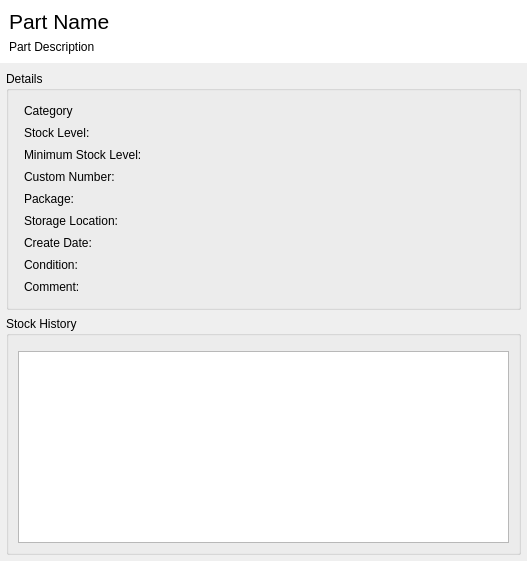
Qt form src/partdetailsview.ui (jassuncao/myparts) before a commit.
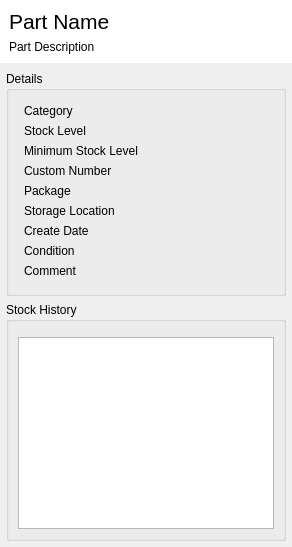
The same form after that commit. Custom widgets are drawn as their Qt base class.

Commit message: * Removal of unused classes * Attempts to fix some resizing issues * Adds a eliding label used in the details view

The edit to the form file:
```diff
--- a/src/partdetailsview.ui
+++ b/src/partdetailsview.ui
@@ -2,20 +2,9 @@
 <ui version="4.0">
  <class>PartDetailsView</class>
  <widget class="QWidget" name="PartDetailsView">
-  <property name="geometry">
-   <rect>
-    <x>0</x>
-    <y>0</y>
-    <width>527</width>
-    <height>561</height>
-   </rect>
-  </property>
   <property name="windowTitle">
    <string>Form</string>
   </property>
-  <property name="styleSheet">
-   <string notr="true"/>
-  </property>
   <layout class="QVBoxLayout" name="verticalLayout_2">
    <property name="leftMargin">
     <number>0</number>
@@ -31,6 +20,12 @@
    </property>
    <item>
     <widget class="QWidget" name="widget_8" native="true">
+     <property name="sizePolicy">
+      <sizepolicy hsizetype="Minimum" vsizetype="Preferred">
+       <horstretch>0</horstretch>
+       <verstretch>0</verstretch>
+      </sizepolicy>
+     </property>
      <property name="autoFillBackground">
       <bool>false</bool>
      </property>
@@ -56,16 +51,6 @@
         </property>
        </widget>
       </item>
-      <item row="2" column="0">
-       <widget class="QLabel" name="partDescriptionLabel">
-        <property name="text">
-         <string>Part Description</string>
-        </property>
-        <property name="margin">
-         <number>0</number>
-        </property>
-       </widget>
-      </item>
       <item row="0" column="1">
        <widget class="QDialogButtonBox" name="partActionsButtonBox">
         <property name="enabled">
@@ -79,6 +64,19 @@
         </property>
        </widget>
       </item>
+      <item row="2" column="0" colspan="2">
+       <widget class="ElidingLabel" name="partDescriptionLabel">
+        <property name="sizePolicy">
+         <sizepolicy hsizetype="Ignored" vsizetype="Preferred">
+          <horstretch>0</horstretch>
+          <verstretch>0</verstretch>
+         </sizepolicy>
+        </property>
+        <property name="text">
+         <string>Part Description</string>
+        </property>
+       </widget>
+      </item>
      </layout>
     </widget>
    </item>
@@ -104,16 +102,7 @@
        <layout class="QVBoxLayout" name="verticalLayout_4">
         <item>
          <widget class="GridWidget" name="widget" native="true">
-          <layout class="QFormLayout" name="formLayout">
-           <property name="labelAlignment">
-            <set>Qt::AlignLeading|Qt::AlignLeft|Qt::AlignVCenter</set>
-           </property>
-           <property name="horizontalSpacing">
-            <number>8</number>
-           </property>
-           <property name="verticalSpacing">
-            <number>8</number>
-           </property>
+          <layout class="QGridLayout" name="gridLayout_2" columnstretch="0,1">
            <property name="leftMargin">
             <number>6</number>
            </property>
@@ -124,7 +113,10 @@
             <number>6</number>
            </property>
            <property name="bottomMargin">
-            <number>4</number>
+            <number>6</number>
+           </property>
+           <property name="spacing">
+            <number>6</number>
            </property>
            <item row="0" column="0">
             <widget class="QLabel" name="label_2">
@@ -134,7 +126,7 @@
             </widget>
            </item>
            <item row="0" column="1">
-            <widget class="QLabel" name="partCategoryLabel">
+            <widget class="ElidingLabel" name="partCategoryLabel">
              <property name="text">
               <string/>
              </property>
@@ -143,33 +135,12 @@
            <item row="1" column="0">
             <widget class="QLabel" name="label_4">
              <property name="text">
-              <string>Stock Level:</string>
+              <string>Stock Level</string>
              </property>
             </widget>
            </item>
            <item row="1" column="1">
-            <widget class="QLabel" name="partStockLevelLabel">
-             <property name="text">
-              <string/>
-             </property>
-            </widget>
-           </item>
-           <item row="4" column="1">
-            <widget class="QLabel" name="partPackageLabel">
-             <property name="text">
-              <string/>
-             </property>
-            </widget>
-           </item>
-           <item row="5" column="1">
-            <widget class="QLabel" name="partStorageLocationLabel">
-             <property name="text">
-              <string/>
-             </property>
-            </widget>
-           </item>
-           <item row="2" column="1">
-            <widget class="QLabel" name="partMinStockLabel">
+            <widget class="ElidingLabel" name="partStockLevelLabel">
              <property name="text">
               <string/>
              </property>
@@ -178,33 +149,68 @@
            <item row="2" column="0">
             <widget class="QLabel" name="label_6">
              <property name="text">
-              <string>Minimum Stock Level:</string>
+              <string>Minimum Stock Level</string>
+             </property>
+            </widget>
+           </item>
+           <item row="2" column="1">
+            <widget class="ElidingLabel" name="partMinStockLabel">
+             <property name="text">
+              <string/>
+             </property>
+            </widget>
+           </item>
+           <item row="3" column="0">
+            <widget class="QLabel" name="label_3">
+             <property name="text">
+              <string>Custom Number</string>
+             </property>
+            </widget>
+           </item>
+           <item row="3" column="1">
+            <widget class="ElidingLabel" name="partCustomNumberLabel">
+             <property name="text">
+              <string/>
              </property>
             </widget>
            </item>
            <item row="4" column="0">
             <widget class="QLabel" name="label">
              <property name="text">
-              <string>Package:</string>
+              <string>Package</string>
+             </property>
+            </widget>
+           </item>
+           <item row="4" column="1">
+            <widget class="ElidingLabel" name="partPackageLabel">
+             <property name="text">
+              <string/>
              </property>
             </widget>
            </item>
            <item row="5" column="0">
             <widget class="QLabel" name="label_10">
              <property name="text">
-              <string>Storage Location:</string>
+              <string>Storage Location</string>
+             </property>
+            </widget>
+           </item>
+           <item row="5" column="1">
+            <widget class="ElidingLabel" name="partStorageLocationLabel">
+             <property name="text">
+              <string/>
              </property>
             </widget>
            </item>
            <item row="6" column="0">
             <widget class="QLabel" name="label_11">
              <property name="text">
-              <string>Create Date:</string>
+              <string>Create Date</string>
              </property>
             </widget>
            </item>
            <item row="6" column="1">
-            <widget class="QLabel" name="partCreateDateLabel">
+            <widget class="ElidingLabel" name="partCreateDateLabel">
              <property name="text">
               <string/>
              </property>
@@ -213,26 +219,12 @@
            <item row="7" column="0">
             <widget class="QLabel" name="label_9">
              <property name="text">
-              <string>Condition:</string>
+              <string>Condition</string>
              </property>
             </widget>
            </item>
            <item row="7" column="1">
-            <widget class="QLabel" name="partConditionLabel">
-             <property name="text">
-              <string/>
-             </property>
-            </widget>
-           </item>
-           <item row="3" column="0">
-            <widget class="QLabel" name="label_3">
-             <property name="text">
-              <string>Custom Number:</string>
-             </property>
-            </widget>
-           </item>
-           <item row="3" column="1">
-            <widget class="QLabel" name="partCustomNumberLabel">
+            <widget class="ElidingLabel" name="partConditionLabel">
              <property name="text">
               <string/>
              </property>
@@ -241,12 +233,12 @@
            <item row="8" column="0">
             <widget class="QLabel" name="label_5">
              <property name="text">
-              <string>Comment:</string>
+              <string>Comment</string>
              </property>
             </widget>
            </item>
            <item row="8" column="1">
-            <widget class="QLabel" name="partCommentLabel">
+            <widget class="ElidingLabel" name="partCommentLabel">
              <property name="text">
               <string/>
              </property>
@@ -342,6 +334,11 @@
    <header>widgets/gridwidget.h</header>
    <container>1</container>
   </customwidget>
+  <customwidget>
+   <class>ElidingLabel</class>
+   <extends>QLabel</extends>
+   <header>widgets/elidinglabel.h</header>
+  </customwidget>
  </customwidgets>
  <resources/>
  <connections/>
```
The commit also changes 12 other files.
